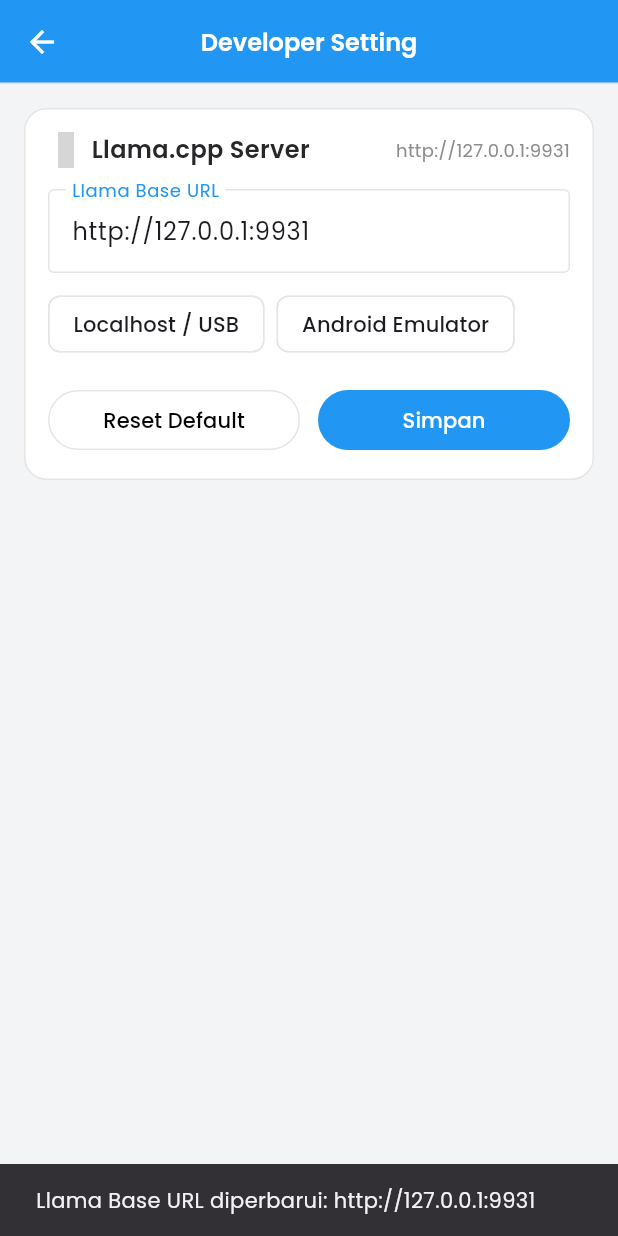
After one commit to derisstrict/billin, a Flutter app: the DeveloperSetting screen opened directly, after a tap on "Simpan", on a phone screen of 412 x 824 dp. The commit adds this screen. Run offline on Flutter 3.47's test engine with Material 3 defaults, Android fonts, the phone set to English and light mode, and no system bars; our stand-ins replace dio, flutter_animate, google_fonts, material_symbols_icons, remixicon, shared_preferences and 1 more; missing offline and left inert: google_mlkit_document_scanner; accounts and stored records are empty; grey boxes are pictures that could not be loaded.

Commit message:
Configurable llama server ip

```diff
--- /dev/null
+++ b/lib/developer_setting.dart
@@ -0,0 +1,221 @@
+import 'package:billin/common/c_app_bar.dart';
+import 'package:billin/common/c_colors.dart';
+import 'package:billin/common/c_container.dart';
+import 'package:billin/service/receipt_service.dart';
+import 'package:flutter/material.dart';
+import 'package:material_symbols_icons/symbols.dart';
+
+class DeveloperSetting extends StatefulWidget {
+  const DeveloperSetting({super.key});
+
+  @override
+  State<DeveloperSetting> createState() => _DeveloperSettingState();
+}
+
+class _DeveloperSettingState extends State<DeveloperSetting> {
+  static const _presets = [
+    (label: 'Localhost / USB', url: 'http://127.0.0.1:9931'),
+    (label: 'Android Emulator', url: 'http://10.0.2.2:9931'),
+  ];
+
+  final _formKey = GlobalKey<FormState>();
+  late final TextEditingController _urlController;
+  bool _isSaving = false;
+
+  @override
+  void initState() {
+    super.initState();
+    _urlController = TextEditingController(
+      text: ReceiptService.currentBaseUrl,
+    );
+  }
+
+  @override
+  void dispose() {
+    _urlController.dispose();
+    super.dispose();
+  }
+
+  Future<void> _save() async {
+    if (_isSaving || !(_formKey.currentState?.validate() ?? false)) {
+      return;
+    }
+
+    setState(() => _isSaving = true);
+    try {
+      await ReceiptService.setBaseUrl(_urlController.text);
+      _urlController.text = ReceiptService.currentBaseUrl;
+      if (!mounted) {
+        return;
+      }
+      _showMessage('Llama Base URL diperbarui: ${ReceiptService.currentBaseUrl}');
+    } finally {
+      if (mounted) {
+        setState(() => _isSaving = false);
+      }
+    }
+  }
+
+  Future<void> _reset() async {
+    if (_isSaving) {
+      return;
+    }
+
+    setState(() => _isSaving = true);
+    try {
+      await ReceiptService.resetBaseUrl();
+      _urlController.text = ReceiptService.currentBaseUrl;
+      _formKey.currentState?.validate();
+      if (!mounted) {
+        return;
+      }
+      _showMessage('Llama Base URL direset ke default.');
+    } finally {
+      if (mounted) {
+        setState(() => _isSaving = false);
+      }
+    }
+  }
+
+  void _applyPreset(String url) {
+    _urlController.text = url;
+    _formKey.currentState?.validate();
+  }
+
+  void _showMessage(String message) {
+    ScaffoldMessenger.of(context)
+      ..hideCurrentSnackBar()
+      ..showSnackBar(SnackBar(content: Text(message)));
+  }
+
+  @override
+  Widget build(BuildContext context) {
+    return Scaffold(
+      backgroundColor: CColors.background,
+      appBar: const CAppBar('Developer Setting'),
+      body: SafeArea(
+        child: SingleChildScrollView(
+          padding: const EdgeInsets.all(16),
+          child: CContainer(
+            child: Form(
+              key: _formKey,
+              child: Column(
+                crossAxisAlignment: CrossAxisAlignment.stretch,
+                children: [
+                  Row(
+                    spacing: 5,
+                    children: [
+                      Icon(Symbols.bring_your_own_ip,
+                        weight: 600,
+                        color: CColors.accent,
+                      ),
+                      Text(
+                        'Llama.cpp Server',
+                        style: TextStyle(
+                          fontSize: 16,
+                          fontWeight: FontWeight.w600,
+                          color: CColors.text,
+                        ),
+                      ),
+                      Spacer(),
+                      ValueListenableBuilder<String>(
+                        valueListenable: ReceiptService.baseUrlNotifier,
+                        builder: (context, activeUrl, _) {
+                          return Text(
+                            activeUrl,
+                            style: TextStyle(
+                              fontSize: 12,
+                              color: CColors.textGray,
+                            ),
+                          );
+                        },
+                      ),
+                    ],
+                  ),
+
+                  const SizedBox(height: 14),
+                  TextFormField(
+                    controller: _urlController,
+                    keyboardType: TextInputType.url,
+                    autocorrect: false,
+                    enableSuggestions: false,
+                    decoration: InputDecoration(
+                      labelText: 'Llama Base URL',
+                      labelStyle: TextStyle(color: CColors.accent),
+                      hintText: 'http://127.0.0.1:9931',
+                      enabledBorder: OutlineInputBorder(
+                        borderSide: BorderSide(
+                          color: CColors.border
+                        )
+                      ),
+                      focusedBorder: OutlineInputBorder(
+                        borderSide: BorderSide(
+                          color: CColors.accent,
+                          width: 2
+                        )
+                      ),
+                      border: OutlineInputBorder(
+                        borderRadius: BorderRadius.circular(10),
+                      ),
+                    ),
+                    validator: (value) =>
+                        ReceiptService.validateBaseUrl(value ?? ''),
+                  ),
+                  const SizedBox(height: 10),
+                  Wrap(
+                    spacing: 8,
+                    runSpacing: 8,
+                    children: [
+                      for (final preset in _presets)
+                        ActionChip(
+                          label: Text(preset.label),
+                          backgroundColor: Colors.white,
+                          side: BorderSide(
+                            color: CColors.border
+                          ),
+                          onPressed: _isSaving
+                              ? null
+                              : () => _applyPreset(preset.url),
+                        ),
+                    ],
+                  ),
+                  const SizedBox(height: 16),
+                  Row(
+                    children: [
+                      Expanded(
+                        child: OutlinedButton(
+                          onPressed: _isSaving ? null : _reset,
+                          style: OutlinedButton.styleFrom(
+                            side: BorderSide(
+                              color: CColors.border
+                            )
+                          ),
+                          child: const Text('Reset Default',
+                            style: TextStyle(
+                              color: Colors.black
+                            ),
+                          ),
+                        ),
+                      ),
+                      const SizedBox(width: 12),
+                      Expanded(
+                        child: TextButton(
+                          style: ElevatedButton.styleFrom(
+                            backgroundColor: CColors.accent,
+                            foregroundColor: Colors.white,
+                          ),
+                          onPressed: _isSaving ? null : _save,
+                          child: const Text('Simpan'),
+                        ),
+                      ),
+                    ],
+                  ),
+                ],
+              ),
+            ),
+          ),
+        ),
+      ),
+    );
+  }
+}
--- a/lib/main.dart
+++ b/lib/main.dart
@@ -1,4 +1,8 @@
 import 'package:billin/beranda/beranda_page.dart';
+import 'package:billin/developer_setting.dart';
+import 'package:billin/hasil_scan/hasil_scan.dart';
+import 'package:billin/model/receipt.dart';
+import 'package:billin/service/receipt_service.dart';
 import 'package:flutter/material.dart';
 import 'package:intl/date_symbol_data_local.dart';
 import 'package:supabase_flutter/supabase_flutter.dart';
@@ -7,6 +11,7 @@ import 'package:billin/auth/login_screen.dart';
 Future<void> main() async {
   await initializeDateFormatting();
   WidgetsFlutterBinding.ensureInitialized();
+  await ReceiptService.loadSavedBaseUrl();
   await Supabase.initialize(
     url: 'https://ytkkkcduwoeksfckyxbi.supabase.co',
     publishableKey: 'sb_publishable_kqD4gvu7gUftjBYNGYUyvw_rVx9_Ldc',
--- a/lib/profile/about_apps.dart
+++ b/lib/profile/about_apps.dart
@@ -1,4 +1,6 @@
+import 'package:billin/auth/page_transitions.dart';
 import 'package:billin/common/c_app_bar.dart';
+import 'package:billin/developer_setting.dart';
 import 'package:flutter/material.dart';
 
 class AboutPage extends StatelessWidget {
@@ -16,7 +18,7 @@ class AboutPage extends StatelessWidget {
           padding: const EdgeInsets.fromLTRB(24, 28, 24, 32),
           child: Column(
             crossAxisAlignment: CrossAxisAlignment.start,
-            children: const [
+            children: [
               _SectionTitle('Tujuan Aplikasi'),
               _NumberedList([
                 'Membantu pengguna menghasilkan pembagian tagihan dengan waktu singkat dan perhitungan yang sesuai.',
@@ -29,7 +31,10 @@ class AboutPage extends StatelessWidget {
                 'Aplikasi ini mengintegrasikan teknologi Vision-Language Model (VLM) pada Fitur Pemindaian Struk untuk meningkatkan efisiensi dan akurasi dalam pengolahan data transaksi non-terstruktur. Melalui kapabilitas pemahaman multimodal, sistem mampu menganalisis struktur visual dokumen struk belanja secara komprehensif, mencakup identifikasi entitas seperti nama item, kuantitas, harga satuan, hingga komponen pajak dan diskon secara otomatis.',
               ),
               SizedBox(height: 24),
-              _SectionTitle('Tim Pengembang'),
+              GestureDetector(
+                onDoubleTap: () => Navigator.push(context, MaterialPageRoute(builder: (context) => (DeveloperSetting()))),
+                child: _SectionTitle('Tim Pengembang'),
+              ),
               _Paragraph(
                 'Aplikasi ini dikembangkan oleh Kelompok 5B1 untuk memenuhi penilaian kegiatan Project Based Learning (PBL) Jurusan Teknologi Informasi Tahun Ajaran 2026/2027 di Kampus Politeknik Negeri Bali.',
               ),
--- a/lib/service/receipt_service.dart
+++ b/lib/service/receipt_service.dart
@@ -2,9 +2,12 @@ import 'dart:convert';
 
 import 'package:billin/model/receipt.dart';
 import 'package:dio/dio.dart';
+import 'package:flutter/foundation.dart';
 import 'package:flutter/services.dart';
+import 'package:shared_preferences/shared_preferences.dart';
 
 const _promptAsset = 'assets/prompts/receipt_extraction.json';
+const _baseUrlPrefsKey = 'llama_base_url';
 
 // Override for an Android emulator or a physical device, e.g.:
 //   flutter run --dart-define=LLAMA_BASE_URL=http://10.0.2.2:9931
@@ -16,11 +19,12 @@ const _defaultBaseUrl = String.fromEnvironment(
 
 class ReceiptService {
   ReceiptService({Dio? dio, String? baseUrl})
-    : _dio =
+    : _useGlobalBaseUrl = dio == null && baseUrl == null,
+      _dio =
           dio ??
           Dio(
             BaseOptions(
-              baseUrl: _normalizeBaseUrl(baseUrl ?? _defaultBaseUrl),
+              baseUrl: _normalizeBaseUrl(baseUrl ?? baseUrlNotifier.value),
               connectTimeout: const Duration(seconds: 10),
               sendTimeout: const Duration(minutes: 1),
               receiveTimeout: const Duration(minutes: 5),
@@ -28,8 +32,64 @@ class ReceiptService {
             ),
           );
 
+  /// Reactive base URL used by default-constructed [ReceiptService] instances.
+  static final ValueNotifier<String> baseUrlNotifier = ValueNotifier<String>(
+    _normalizeBaseUrl(_defaultBaseUrl),
+  );
+
+  static String get defaultBaseUrl => _normalizeBaseUrl(_defaultBaseUrl);
+  static String get currentBaseUrl => baseUrlNotifier.value;
+
+  /// Validates a llama.cpp server base URL, returning an error message or null.
+  static String? validateBaseUrl(String value) {
+    final trimmed = value.trim();
+    if (trimmed.isEmpty) {
+      return 'URL server tidak boleh kosong.';
+    }
+    final uri = Uri.tryParse(trimmed);
+    if (uri == null ||
+        !uri.hasScheme ||
+        (uri.scheme != 'http' && uri.scheme != 'https') ||
+        uri.host.isEmpty) {
+      return 'Masukkan URL valid dengan http:// atau https://.';
+    }
+    return null;
+  }
+
+  /// Loads any previously persisted base URL from [SharedPreferences].
+  static Future<void> loadSavedBaseUrl() async {
+    final prefs = await SharedPreferences.getInstance();
+    final saved = prefs.getString(_baseUrlPrefsKey);
+    if (saved != null && validateBaseUrl(saved) == null) {
+      baseUrlNotifier.value = _normalizeBaseUrl(saved);
+    }
+  }
+
+  /// Updates the active base URL in real time and persists it.
+  static Future<void> setBaseUrl(String url) async {
+    final error = validateBaseUrl(url);
+    if (error != null) {
+      throw ArgumentError(error);
+    }
+    final normalized = _normalizeBaseUrl(url);
+    baseUrlNotifier.value = normalized;
+    final prefs = await SharedPreferences.getInstance();
+    await prefs.setString(_baseUrlPrefsKey, normalized);
+  }
+
+  /// Resets the active base URL to [defaultBaseUrl] and clears persistence.
+  static Future<void> resetBaseUrl() async {
+    baseUrlNotifier.value = defaultBaseUrl;
+    final prefs = await SharedPreferences.getInstance();
+    await prefs.remove(_baseUrlPrefsKey);
+  }
+
   final Dio _dio;
+  final bool _useGlobalBaseUrl;
   String? _templateJson;
+
+  String get activeBaseUrl =>
+      _useGlobalBaseUrl ? baseUrlNotifier.value : _dio.options.baseUrl;
 
   Future<ReceiptData> extractFromImage(
     Uint8List imageBytes, {
@@ -37,6 +97,10 @@ class ReceiptService {
   }) async {
     if (imageBytes.isEmpty) {
       throw const ReceiptException('Gambar struk kosong.');
+    }
+
+    if (_useGlobalBaseUrl) {
+      _dio.options.baseUrl = baseUrlNotifier.value;
     }
 
     final dataUrl = 'data:$mimeType;base64,${base64Encode(imageBytes)}';
--- a/pubspec.yaml
+++ b/pubspec.yaml
@@ -42,6 +42,7 @@ dependencies:
   google_fonts: ^9.0.0
   flutter_animate: ^4.5.2
   supabase_flutter: ^2.18.3
+  shared_preferences: ^2.5.6
 
 dev_dependencies:
   flutter_test:
```
Also changed, not shown: pubspec.lock.
